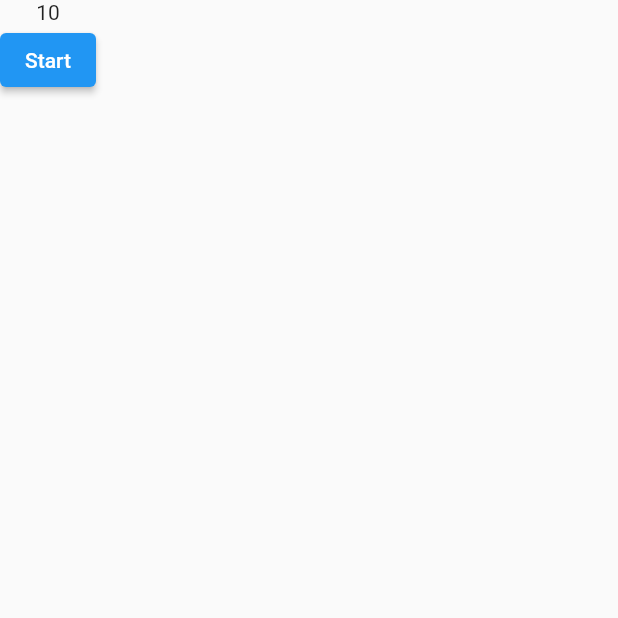
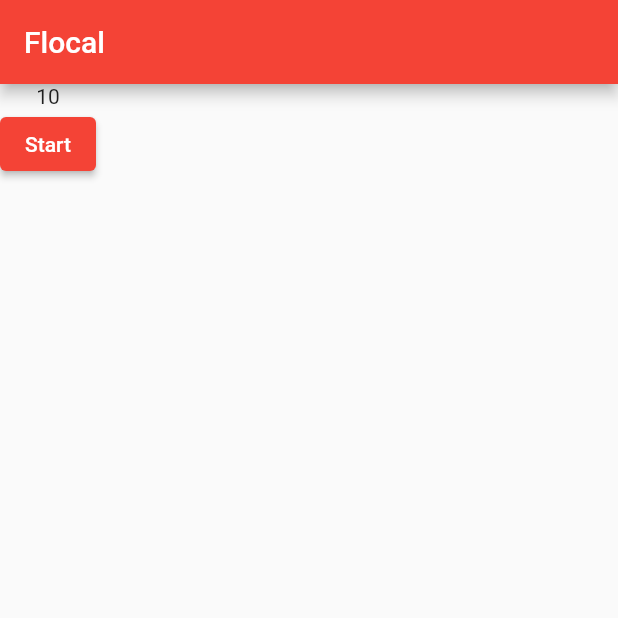
Before and after one commit to RetroTho/flocal, a Flutter app: the screen it shows after launch, on a phone screen of 412 x 824 dp, the top half of it. Run offline on Flutter 3.47's test engine with Material 2 defaults, Android fonts, the light colour scheme and no system bars.

Commit message:
Add app bar to home screen

```diff
--- a/lib/home.dart
+++ b/lib/home.dart
@@ -35,6 +35,9 @@
   @override
   Widget build(BuildContext context){
     return Scaffold(
+      appBar: AppBar(
+        title: const Text("Flocal"),
+      ),
       body: Column(
         children: <Widget>[
           Text("$_time"),
--- a/lib/main.dart
+++ b/lib/main.dart
@@ -10,8 +10,9 @@
 
   @override
   Widget build(BuildContext context) {
-    return const MaterialApp(
-      home: HomePage(title: 'Home'),
+    return MaterialApp(
+      theme: ThemeData(primarySwatch: Colors.red),
+      home: const HomePage(title: 'Home'),
     );
   }
 }
```
